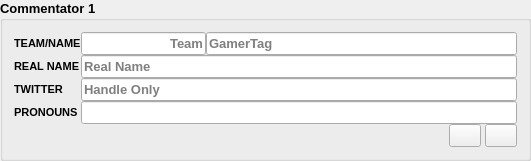
Above: src/layout/TSHCommentator.ui from joaorb64/TournamentStreamHelper before the change. Below: the same form after it.
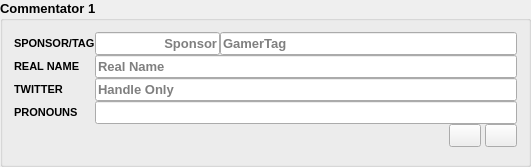
That is the form after the change.

Commit message: Fix UI files, change some English therms

```diff
--- a/src/layout/TSHCommentator.ui
+++ b/src/layout/TSHCommentator.ui
@@ -7,7 +7,7 @@
     <x>0</x>
     <y>0</y>
     <width>531</width>
-    <height>143</height>
+    <height>167</height>
    </rect>
   </property>
   <property name="sizePolicy">
@@ -50,7 +50,7 @@
       </font>
      </property>
      <property name="text">
-      <string>TEAM/NAME</string>
+      <string>SPONSOR/TAG</string>
      </property>
     </widget>
    </item>
@@ -77,7 +77,7 @@
         <set>Qt::AlignRight|Qt::AlignTrailing|Qt::AlignVCenter</set>
        </property>
        <property name="placeholderText">
-        <string>Team</string>
+        <string>Sponsor</string>
        </property>
       </widget>
      </item>
@@ -177,11 +177,15 @@
      </property>
     </widget>
    </item>
-   <item row="4" column="2" colspan="2">
+   <item row="4" column="0" colspan="2">
     <widget class="QLineEdit" name="pronoun">
      <property name="font">
       <font>
+       <family>Ubuntu</family>
        <pointsize>10</pointsize>
+       <weight>75</weight>
+       <italic>false</italic>
+       <bold>true</bold>
       </font>
      </property>
     </widget>
```
Left out of the diff: 2 changed lines with no effect on the pictures. The commit also changes 6 other files.
